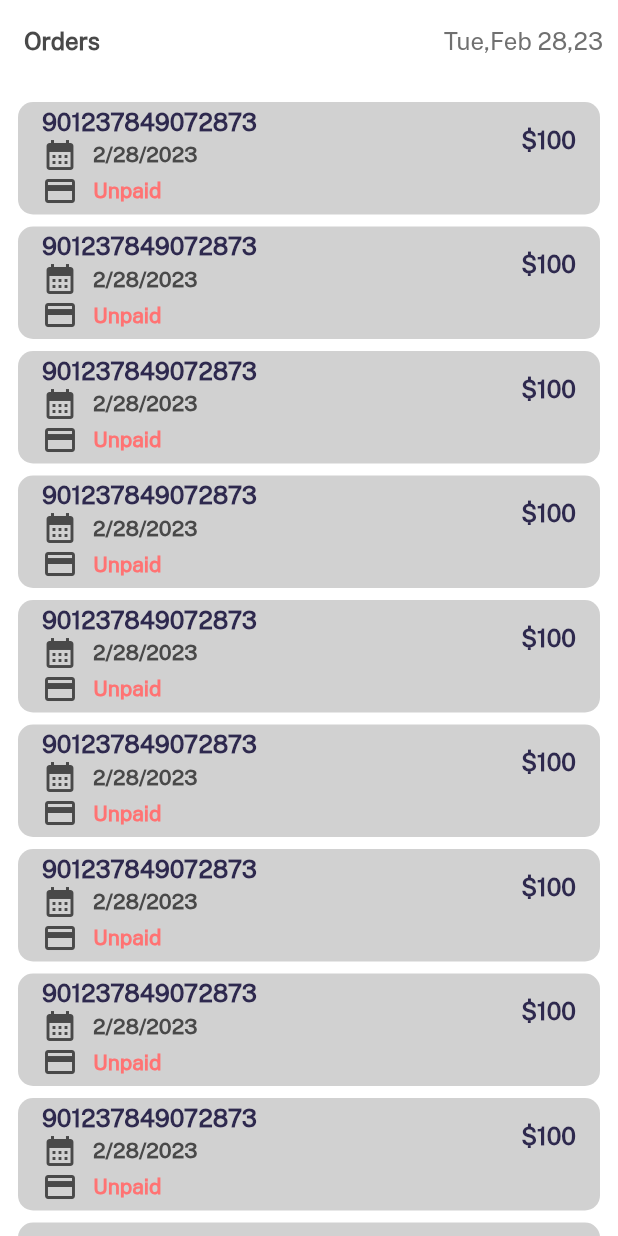
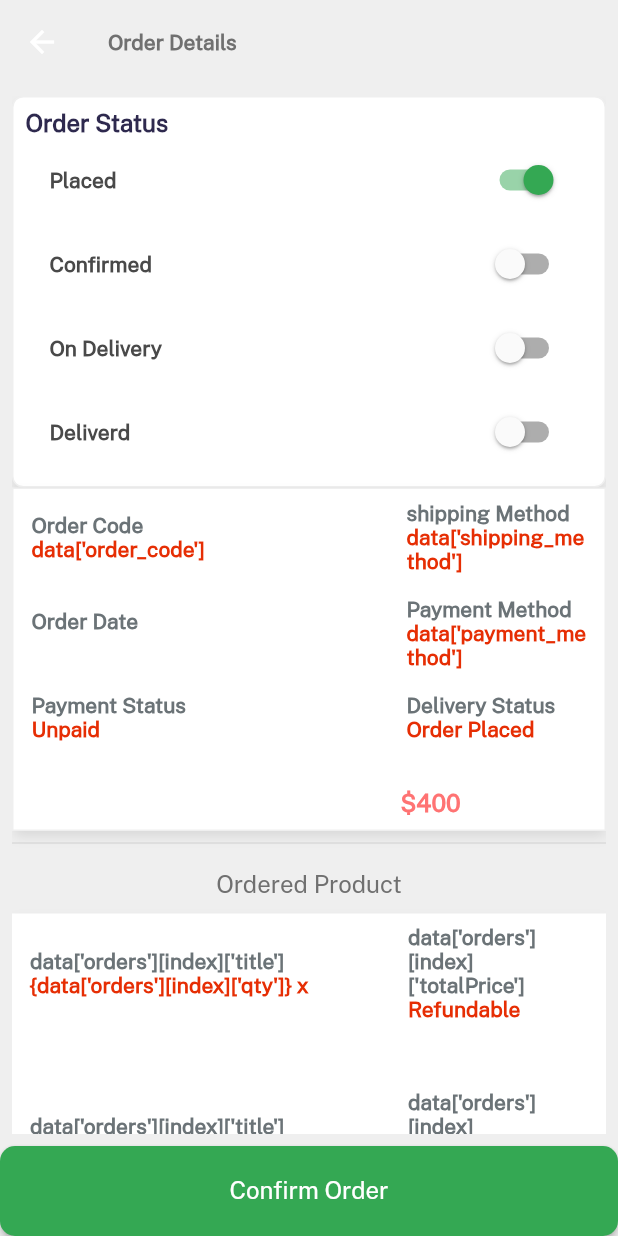
Before and after one commit to salmanulfarisi/business_empire, a Flutter app: the SellerOrder screen opened directly, after a tap on "901237849072873", on a phone screen of 412 x 824 dp. Run offline on Flutter 3.47's test engine with Material 2 defaults, Android fonts, the phone set to English and light mode, and no system bars; our stand-ins replace cached_network_image, cloud_firestore, dotted_border, firebase_auth, firebase_core, firebase_storage and 9 more; missing offline and left inert: awesome_card; accounts and stored records are empty; network calls fail; statements that could not run were skipped.

Commit message:
seller order detail ui done

```diff
--- /dev/null
+++ b/lib/screen/seller_app/view/orders/seller_orderdeatails.dart
@@ -0,0 +1,160 @@
+import 'package:business_empire/screen/seller_app/const/seller_const.dart';
+import 'package:business_empire/screen/seller_app/view/orders/widgets/seller_order_place.dart';
+import 'package:business_empire/screen/seller_app/view/widgets/button_widget.dart';
+import 'package:business_empire/screen/seller_app/view/widgets/text_style.dart';
+
+class SellerOrderDetailsScreen extends StatelessWidget {
+  const SellerOrderDetailsScreen({Key? key}) : super(key: key);
+
+  @override
+  Widget build(BuildContext context) {
+    return Scaffold(
+      backgroundColor: lightGrey,
+      appBar: AppBar(
+        title: boldText(text: 'Order Details', color: darkGrey),
+      ),
+      body: Padding(
+        padding: const EdgeInsets.all(8.0),
+        child: SingleChildScrollView(
+          physics: const BouncingScrollPhysics(),
+          child: Column(
+            children: [
+              // delivery status
+              Visibility(
+                // visible: false,
+                child: Column(
+                  crossAxisAlignment: CrossAxisAlignment.start,
+                  children: [
+                    boldText(
+                        text: 'Order Status', color: purpleColor, size: 16.0),
+                    SwitchListTile(
+                      activeColor: green,
+                      value: true,
+                      onChanged: (value) {},
+                      title: boldText(text: 'Placed', color: fontGrey),
+                    ),
+                    SwitchListTile(
+                      activeColor: green,
+                      value: false,
+                      onChanged: (value) {},
+                      title: boldText(text: 'Confirmed', color: fontGrey),
+                    ),
+                    SwitchListTile(
+                      activeColor: green,
+                      value: false,
+                      onChanged: (value) {},
+                      title: boldText(text: 'On Delivery', color: fontGrey),
+                    ),
+                    SwitchListTile(
+                      activeColor: green,
+                      value: false,
+                      onChanged: (value) {},
+                      title: boldText(text: 'Deliverd', color: fontGrey),
+                    ),
+                  ],
+                )
+                    .box
+                    .padding(const EdgeInsets.all(8))
+                    .outerShadowMd
+                    .white
+                    .border(color: lightGrey)
+                    .roundedSM
+                    .make(),
+              ),
+              // order detail section
+              Column(
+                children: [
+                  sellerOrderPlaced(
+                    title1: "Order Code",
+                    d1: "data['order_code']",
+                    title2: "shipping Method",
+                    d2: "data['shipping_method']",
+                  ),
+                  sellerOrderPlaced(
+                    title1: "Order Date",
+                    d1: "",
+                    title2: "Payment Method",
+                    d2: "data['payment_method']",
+                  ),
+                  sellerOrderPlaced(
+                    title1: "Payment Status",
+                    d1: "Unpaid",
+                    title2: "Delivery Status",
+                    d2: "Order Placed",
+                  ),
+                  Padding(
+                    padding: const EdgeInsets.symmetric(
+                        horizontal: 16.0, vertical: 8.0),
+                    child: Row(
+                      mainAxisAlignment: MainAxisAlignment.spaceBetween,
+                      children: [
+                        Column(
+                          crossAxisAlignment: CrossAxisAlignment.start,
+                          children: const [],
+                        ),
+                        SizedBox(
+                          width: 120,
+                          child: Column(
+                            crossAxisAlignment: CrossAxisAlignment.start,
+                            children: [
+                              boldText(text: "Total Amount"),
+                              boldText(text: "\$400", color: red, size: 16.0)
+                            ],
+                          ),
+                        ),
+                      ],
+                    ),
+                  )
+                ],
+              ).box.outerShadowMd.border(color: lightGrey).white.make(),
+              const Divider(),
+              10.heightBox,
+              "Ordered Product".text.size(16).color(darkGrey).makeCentered(),
+              10.heightBox,
+              ListView(
+                      physics: const NeverScrollableScrollPhysics(),
+                      shrinkWrap: true,
+                      children: List.generate(2, (index) {
+                        return Column(
+                          crossAxisAlignment: CrossAxisAlignment.start,
+                          children: [
+                            sellerOrderPlaced(
+                                title1: "data['orders'][index]['title']",
+                                title2: "data['orders'][index]['totalPrice']",
+                                d1: "{data['orders'][index]['qty']} x",
+                                d2: "Refundable"),
+                            const Padding(
+                              padding: EdgeInsets.symmetric(horizontal: 16.0),
+                              child: SizedBox(
+                                width: 30,
+                                height: 20,
+                                // color: Color(data['orders'][index]['color']),
+                              ),
+                            ),
+                            10.heightBox,
+                          ],
+                        );
+                      }).toList())
+                  .box
+                  .outerShadowMd
+                  .white
+                  .margin(const EdgeInsets.only(bottom: 4))
+                  .make(),
+              const Divider(),
+              20.heightBox,
+            ],
+          ),
+        ),
+      ),
+      bottomNavigationBar: SizedBox(
+        height: 60,
+        width: context.screenWidth,
+        child: buttonWidget(
+          color: green,
+          onPress: () {},
+          title: 'Confirm Order',
+        ),
+      ),
+    );
+  }
+}
--- a/lib/screen/seller_app/view/orders/sellers_order.dart
+++ b/lib/screen/seller_app/view/orders/sellers_order.dart
@@ -1,6 +1,8 @@
 import 'package:business_empire/screen/seller_app/const/seller_const.dart';
+import 'package:business_empire/screen/seller_app/view/orders/seller_orderdeatails.dart';
 import 'package:business_empire/screen/seller_app/view/widgets/appBar_widget.dart';
 import 'package:business_empire/screen/seller_app/view/widgets/text_style.dart';
+import 'package:get/get.dart';
 import 'package:intl/intl.dart' as intl;
 
 class SellerOrder extends StatelessWidget {
@@ -18,7 +20,9 @@ class SellerOrder extends StatelessWidget {
             children: List.generate(
               20,
               (index) => ListTile(
-                onTap: () {},
+                onTap: () {
+                  Get.to(() => const SellerOrderDetailsScreen());
+                },
                 shape: RoundedRectangleBorder(
                   borderRadius: BorderRadius.circular(10.0),
                 ),
--- /dev/null
+++ b/lib/screen/seller_app/view/orders/widgets/seller_order_place.dart
@@ -0,0 +1,35 @@
+import 'package:business_empire/screen/seller_app/view/widgets/text_style.dart';
+import 'package:business_empire/screen/wholesale/shop/widgets/consts.dart';
+import 'package:flutter/material.dart';
+
+Widget sellerOrderPlaced({title1, title2, d1, d2}) {
+  return Padding(
+    padding: const EdgeInsets.symmetric(horizontal: 12.0, vertical: 8.0),
+    child: Row(
+      mainAxisAlignment: MainAxisAlignment.spaceBetween,
+      children: [
+        Column(
+          crossAxisAlignment: CrossAxisAlignment.start,
+          children: [
+            boldText(text: '$title1', color: fontGrey),
+            boldText(text: '$d1', color: redColor)
+            // '$title1'.text.fontFamily(semibold).make(),
+            // "$d1".text.color(redColor).fontFamily(semibold).make(),
+          ],
+        ),
+        SizedBox(
+          width: 120,
+          child: Column(
+            crossAxisAlignment: CrossAxisAlignment.start,
+            children: [
+              boldText(text: '$title2', color: fontGrey),
+              boldText(text: '$d2', color: redColor)
+              // '$title2'.text.fontFamily(semibold).make(),
+              // "$d2".text.color(redColor).fontFamily(semibold).make(),
+            ],
+          ),
+        )
+      ],
+    ),
+  );
+}
```
